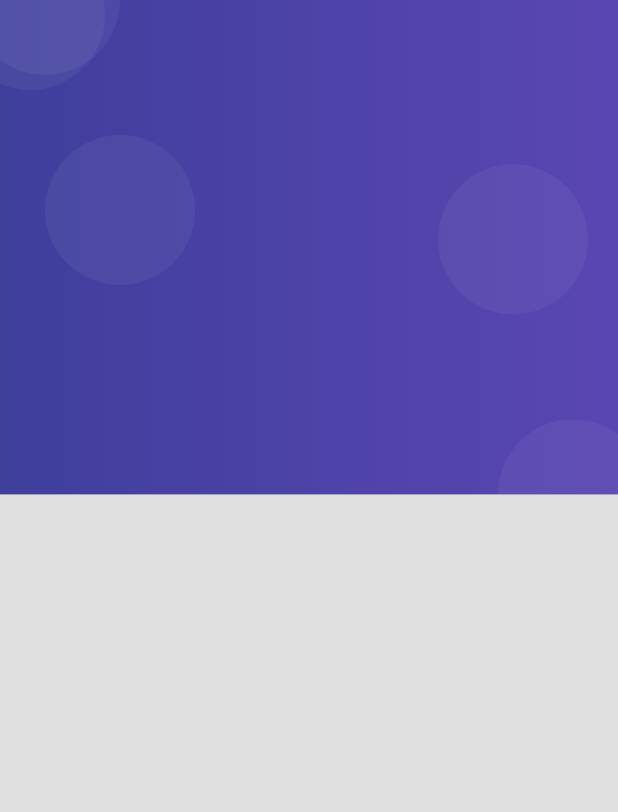
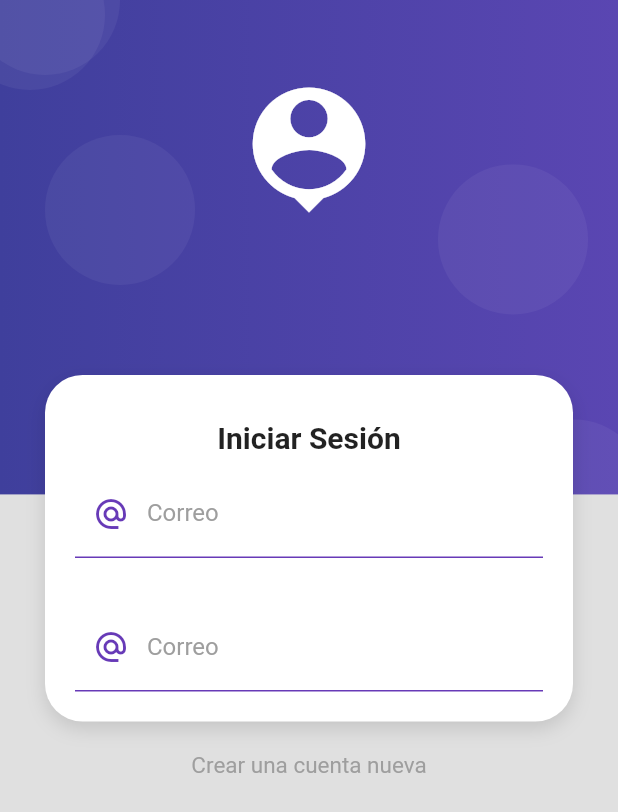
Before and after one commit to Alexis101120/productos_app, a Flutter app: the screen it shows after launch, on a phone screen of 412 x 824 dp. Shown: the top 812 px of the screen. Run offline on Flutter 3.47's test engine with Material 2 defaults, Android fonts, the phone set to English and light mode, and no system bars; missing offline and left inert: dart:ffi.

Commit message:
Continuacion de login

```diff
--- a/lib/screens/login_screen.dart
+++ b/lib/screens/login_screen.dart
@@ -1,4 +1,5 @@
 import 'package:flutter/material.dart';
+import 'package:productos_app/ui/inputs_decorations.dart';
 import 'package:productos_app/widgets/widgets.dart';
 
 
@@ -7,7 +8,52 @@ class LoginScreen extends StatelessWidget {
   @override
   Widget build(BuildContext context) {
     return Scaffold(
-      body: AuthBackground()
+      body: AuthBackground(
+        child: SingleChildScrollView(
+          child: Column(
+            children: <Widget>[
+              const SizedBox(height: 250),
+              CardContainer(
+                child: Column(
+                  children: [
+                    const SizedBox(height: 10),
+                    const Text('Iniciar Sesión', style: TextStyle(fontSize: 20, fontWeight: FontWeight.bold)),
+                    const SizedBox(height: 10),
+                    _LoginForm(),
+                  ],
+                ),
+              ),
+              const SizedBox(height: 20),
+              Text('Crear una cuenta nueva', style: TextStyle(fontSize: 15, color: Colors.grey)),
+            ]
+         )
+       )
+    )
    );
   }
 }
+
+class _LoginForm extends StatelessWidget {
+  @override
+  Widget build(BuildContext context) {
+    return Container(
+      child: Form(
+        child: Column(
+          children: <Widget>[
+            TextFormField(
+              autocorrect: false,
+              keyboardType: TextInputType.emailAddress,
+              decoration: InputDecorations.authInputDecoration(),
+            ),
+            const SizedBox(height: 30),
+            TextFormField(
+              autocorrect: false,
+              keyboardType: TextInputType.emailAddress,
+              decoration: InputDecorations.authInputDecoration(),
+            )
+          ],
+        ),
+      )
+    );
+  }
+}
--- /dev/null
+++ b/lib/ui/inputs_decorations.dart
@@ -0,0 +1,23 @@
+import 'package:flutter/material.dart';
+
+
+class InputDecorations {
+  static InputDecoration authInputDecoration(){
+    return InputDecoration(
+                enabledBorder: const UnderlineInputBorder(
+                  borderSide: BorderSide(color: Colors.deepPurple),
+                ),
+                focusedBorder: const UnderlineInputBorder(
+                  borderSide: BorderSide(color: Colors.deepPurple, width: 2),
+
+                ),
+                hintText: 'Correo electrónico',
+                labelText: 'Correo',
+                labelStyle: const TextStyle(color: Colors.grey),
+                prefixIcon: const Icon(Icons.alternate_email_sharp, color: Colors.deepPurple),
+                border: OutlineInputBorder(
+                  borderRadius: BorderRadius.circular(10)
+                )
+              );
+  }
+}
--- a/lib/widgets/auth_background.dart
+++ b/lib/widgets/auth_background.dart
@@ -1,7 +1,10 @@
 import 'package:flutter/material.dart';
 
 class AuthBackground extends StatelessWidget {
-  const AuthBackground({Key? key}) : super(key: key);
+
+  final Widget child;
+
+  const AuthBackground({Key? key,required this.child}) : super(key: key);
 
   @override
   Widget build(BuildContext context) {
@@ -12,7 +15,26 @@ class AuthBackground extends StatelessWidget {
         children: [
             _PurpleBox(),
 
+            _HeaderIcon(),
+
+            this.child,
+
         ],)
+    );
+  }
+}
+
+class _HeaderIcon extends StatelessWidget {
+
+  @override
+  Widget build(BuildContext context) {
+    return SafeArea(
+      child: Container(
+        width: double.infinity,
+        margin: EdgeInsets.only( top:0.0),
+        height: 200,
+        child: Icon(Icons.person_pin, color: Colors.white, size: 100),
+      ),
     );
   }
 }
--- /dev/null
+++ b/lib/widgets/card_container.dart
@@ -0,0 +1,36 @@
+import 'dart:ffi';
+
+import 'package:flutter/material.dart';
+
+
+class CardContainer extends StatelessWidget {
+
+  final Widget child;
+
+  const CardContainer({Key? key, required this.child}) : super(key: key);
+
+  @override
+  Widget build(BuildContext context) {
+    return Padding(
+      padding: const EdgeInsets.symmetric(horizontal: 30.0),
+      child: Container(
+        padding: const EdgeInsets.all(20.0),
+        width: double.infinity,
+        decoration: _createCardShape(),
+        child: this.child,
+      ),
+    );
+  }
+
+  BoxDecoration _createCardShape() => BoxDecoration(
+    color: Colors.white,
+    borderRadius: BorderRadius.circular(25.0),
+    boxShadow: [
+      BoxShadow(
+        color: Colors.black12,
+        offset: Offset(0, 5),
+        blurRadius: 10,
+      ),
+    ],
+  );
+}
--- a/lib/widgets/widgets.dart
+++ b/lib/widgets/widgets.dart
@@ -2,3 +2,4 @@
 
 
 export 'package:productos_app/widgets/auth_background.dart';
+export 'package:productos_app/widgets/card_container.dart';
```
